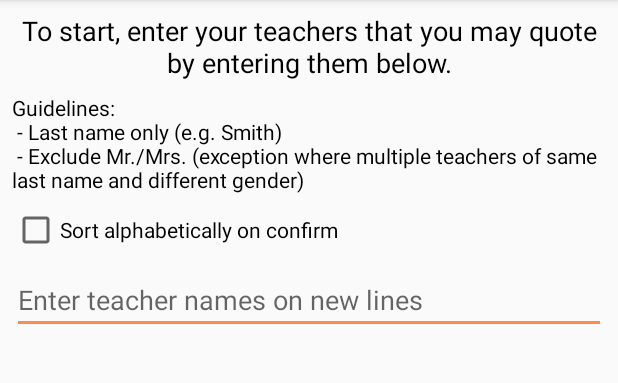
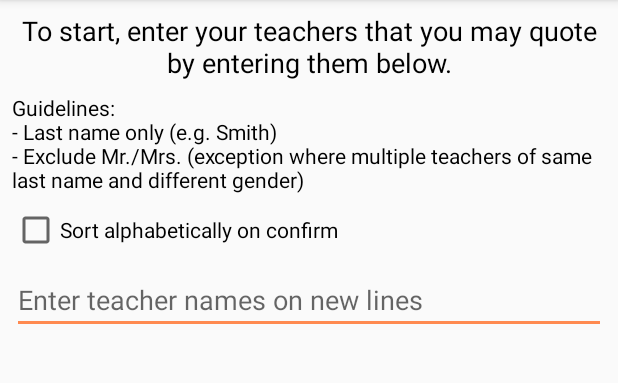
Before and after one commit to wyskoj/TeacherQuotesVersion3, an Android app: the ImportTeachersActivity screen opened directly, with no data from a screen before it, on a phone screen of 412 x 824 dp, the part 84-467 px from its top. Run offline under Robolectric (Android 15) with nearby library versions, the light colour scheme and no system bars.

Commit message:
Update strings and French translation

```diff
--- a/app/src/main/res/layout/activity_import_teachers.xml
+++ b/app/src/main/res/layout/activity_import_teachers.xml
@@ -40,7 +40,7 @@
                 android:layout_marginRight="8dp"
                 android:layout_marginStart="8dp"
                 android:layout_marginTop="8dp"
-                android:text="Guidelines:\n - Last name only (e.g. Smith)\n - Exclude Mr./Mrs. (exception where multiple teachers of same last name and different gender)"
+                android:text="@string/teacher_guidelines"
                 app:layout_constraintEnd_toEndOf="parent"
                 app:layout_constraintStart_toStartOf="parent"
                 app:layout_constraintTop_toBottomOf="@+id/textView" />
@@ -52,7 +52,7 @@
                 android:layout_marginLeft="8dp"
                 android:layout_marginStart="8dp"
                 android:layout_marginTop="8dp"
-                android:text="Sort alphabetically on confirm"
+                android:text="@string/sort_alphabetically"
                 app:layout_constraintStart_toStartOf="parent"
                 app:layout_constraintTop_toBottomOf="@+id/textView2" />
 
--- a/app/src/main/res/values/strings.xml
+++ b/app/src/main/res/values/strings.xml
@@ -7,4 +7,6 @@
     <string name="action_done">Done</string>
     <string name="teacher_import_help">To start, enter your teachers that you may quote by entering them below.</string>
     <string name="teacher_import_hint">Enter teacher names on new lines</string>
+    <string name="teacher_guidelines">Guidelines:\n- Last name only (e.g. Smith)\n- Exclude Mr./Mrs. (exception where multiple teachers of same last name and different gender)</string>
+    <string name="sort_alphabetically">Sort alphabetically on confirm</string>
 </resources>
```
Also changed, not shown: 1 other file.
